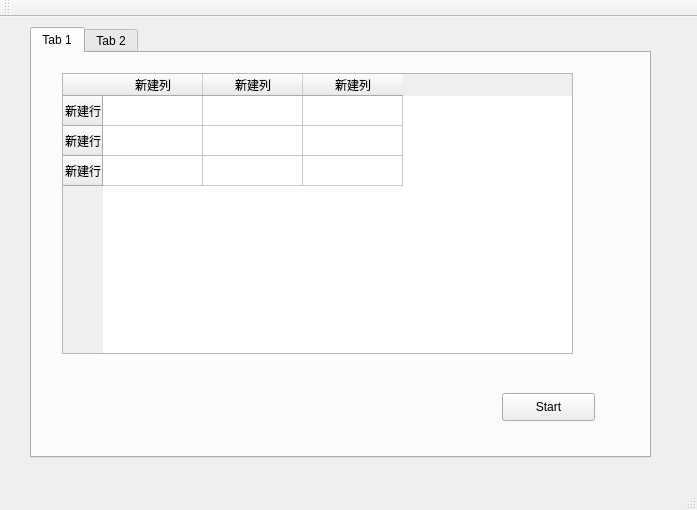
wymdrose/QDcAcOpencv, file qdcacopencv.ui: the form before one commit.
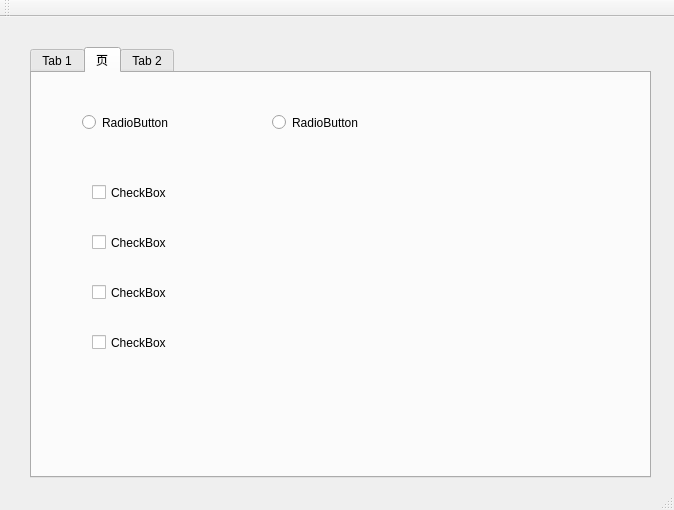
The form after the commit. The open tabs and pages were chosen to show the change.

```diff
--- a/qdcacopencv.ui
+++ b/qdcacopencv.ui
@@ -6,7 +6,7 @@
    <rect>
     <x>0</x>
     <y>0</y>
-    <width>697</width>
+    <width>674</width>
     <height>510</height>
    </rect>
   </property>
@@ -18,7 +18,7 @@
     <property name="geometry">
      <rect>
       <x>30</x>
-      <y>10</y>
+      <y>30</y>
       <width>621</width>
       <height>431</height>
      </rect>
@@ -30,56 +30,11 @@
      <attribute name="title">
       <string>Tab 1</string>
      </attribute>
-     <widget class="QTableWidget" name="tableWidget">
-      <property name="geometry">
-       <rect>
-        <x>30</x>
-        <y>20</y>
-        <width>511</width>
-        <height>281</height>
-       </rect>
-      </property>
-      <row>
-       <property name="text">
-        <string>新建行</string>
-       </property>
-      </row>
-      <row>
-       <property name="text">
-        <string>新建行</string>
-       </property>
-      </row>
-      <row>
-       <property name="text">
-        <string>新建行</string>
-       </property>
-      </row>
-      <column>
-       <property name="text">
-        <string>新建列</string>
-       </property>
-      </column>
-      <column>
-       <property name="text">
-        <string>新建列</string>
-       </property>
-      </column>
-      <column>
-       <property name="text">
-        <string>新建列</string>
-       </property>
-      </column>
-      <item row="0" column="0">
-       <property name="text">
-        <string/>
-       </property>
-      </item>
-     </widget>
      <widget class="QPushButton" name="pushButtonStart">
       <property name="geometry">
        <rect>
-        <x>470</x>
-        <y>340</y>
+        <x>440</x>
+        <y>270</y>
         <width>93</width>
         <height>28</height>
        </rect>
@@ -88,6 +43,99 @@
        <string>Start</string>
       </property>
      </widget>
+     <widget class="QTextBrowser" name="textBrowser">
+      <property name="geometry">
+       <rect>
+        <x>70</x>
+        <y>30</y>
+        <width>311</width>
+        <height>291</height>
+       </rect>
+      </property>
+     </widget>
+    </widget>
+    <widget class="QWidget" name="tab_3">
+     <attribute name="title">
+      <string>页</string>
+     </attribute>
+     <widget class="QRadioButton" name="radioButton">
+      <property name="geometry">
+       <rect>
+        <x>50</x>
+        <y>40</y>
+        <width>115</width>
+        <height>19</height>
+       </rect>
+      </property>
+      <property name="text">
+       <string>RadioButton</string>
+      </property>
+     </widget>
+     <widget class="QRadioButton" name="radioButton_2">
+      <property name="geometry">
+       <rect>
+        <x>240</x>
+        <y>40</y>
+        <width>115</width>
+        <height>19</height>
+       </rect>
+      </property>
+      <property name="text">
+       <string>RadioButton</string>
+      </property>
+     </widget>
+     <widget class="QCheckBox" name="checkBox">
+      <property name="geometry">
+       <rect>
+        <x>60</x>
+        <y>110</y>
+        <width>91</width>
+        <height>19</height>
+       </rect>
+      </property>
+      <property name="text">
+       <string>CheckBox</string>
+      </property>
+     </widget>
+     <widget class="QCheckBox" name="checkBox_2">
+      <property name="geometry">
+       <rect>
+        <x>60</x>
+        <y>160</y>
+        <width>91</width>
+        <height>19</height>
+       </rect>
+      </property>
+      <property name="text">
+       <string>CheckBox</string>
+      </property>
+     </widget>
+     <widget class="QCheckBox" name="checkBox_3">
+      <property name="geometry">
+       <rect>
+        <x>60</x>
+        <y>210</y>
+        <width>91</width>
+        <height>19</height>
+       </rect>
+      </property>
+      <property name="text">
+       <string>CheckBox</string>
+      </property>
+     </widget>
+     <widget class="QCheckBox" name="checkBox_4">
+      <property name="geometry">
+       <rect>
+        <x>60</x>
+        <y>260</y>
+        <width>91</width>
+        <height>19</height>
+       </rect>
+      </property>
+      <property name="text">
+       <string>CheckBox</string>
+      </property>
+     </widget>
     </widget>
     <widget class="QWidget" name="tab_2">
      <attribute name="title">
```
Left out of the diff: 9 changed lines with no effect on the pictures.
